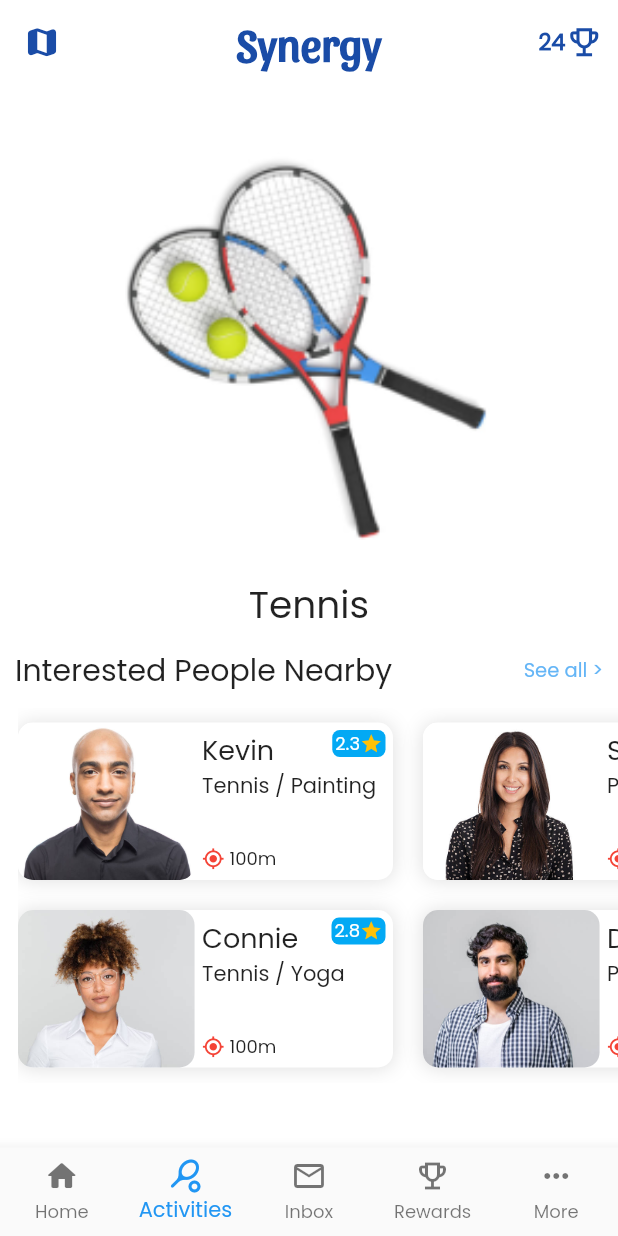
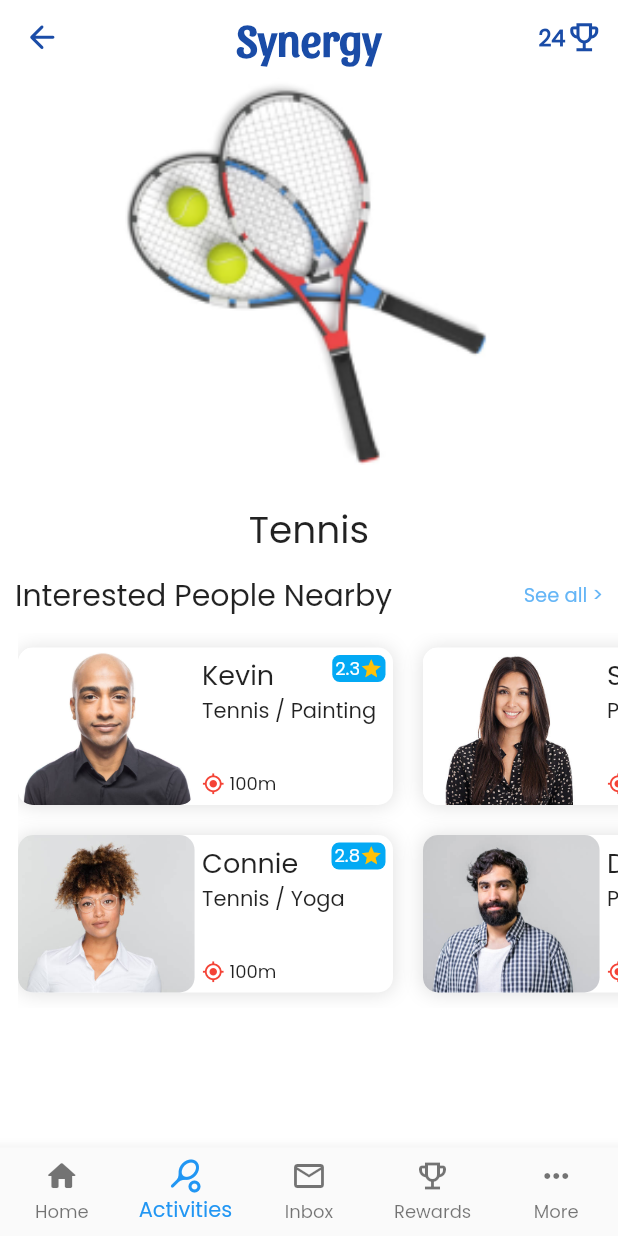
Before and after one commit to sgsm74/hackathon-phoenix, a Flutter app: the Activity screen opened by its route, on a phone screen of 412 x 824 dp. Run offline on Flutter 3.47's test engine with Material 2 defaults, Android fonts, the light colour scheme and no system bars; our stand-ins replace introduction_screen, syncfusion_flutter_gauges.

Commit message:
add leading icon to appbar

```diff
--- a/lib/main.dart
+++ b/lib/main.dart
@@ -5,7 +5,10 @@ import 'package:synergy/presentation/screens/auth/signup.dart';
 import 'package:synergy/presentation/screens/champion/champion.dart';
 import 'package:synergy/presentation/screens/home/home.dart';
 import 'package:synergy/presentation/screens/introduction.dart';
+import 'package:synergy/presentation/screens/messages/inbox.dart';
+import 'package:synergy/presentation/screens/more/more.dart';
 import 'package:synergy/presentation/screens/onboard-view.dart';
+import 'package:synergy/presentation/screens/rewards/rewards.dart';
 
 void main() {
   runApp(MyApp());
@@ -36,6 +39,9 @@ class MyApp extends StatelessWidget {
         '/activity': (context) => Activity(),
         //'/user' : (context) => UserView(user: user)
         '/champion': (context) => Champion(),
+        '/inbox': (context) => Inbox(),
+        '/rewards': (context) => Rewards(),
+        '/more': (context) => More(),
       },
     );
   }
--- a/lib/presentation/widgets/appBar.dart
+++ b/lib/presentation/widgets/appBar.dart
@@ -4,10 +4,14 @@ import 'package:synergy/utils/constants.dart';
 class CustomAppBar extends StatelessWidget implements PreferredSizeWidget {
   final String title;
   const CustomAppBar({Key? key, required this.title}) : super(key: key);
+
   @override
-  Size get preferredSize => const Size.fromHeight(100);
+  Size get preferredSize => const Size.fromHeight(50);
+
   @override
   Widget build(BuildContext context) {
+    var route = ModalRoute.of(context)!.settings.name;
+
     return AppBar(
       title: Text(
         title,
@@ -21,7 +25,8 @@ class CustomAppBar extends StatelessWidget implements PreferredSizeWidget {
       centerTitle: true,
       backgroundColor: Colors.white,
       elevation: 0,
-      leading: IconButton(
+      leading: route == '/home'
+          ? IconButton(
               icon: Icon(
                 Icons.map_rounded,
                 color: Constants.primaryColor,
@@ -29,6 +34,16 @@ class CustomAppBar extends StatelessWidget implements PreferredSizeWidget {
               ),
               onPressed: () {
                 //Navigator.pop(context);
+              },
+            )
+          : IconButton(
+              icon: Icon(
+                Icons.arrow_back_rounded,
+                color: Constants.primaryColor,
+                size: 25,
+              ),
+              onPressed: () {
+                Navigator.pop(context);
               },
             ),
       actions: [
```
Also changed, not shown: lib/presentation/widgets/bottom-navbar.dart (+4 -20 lines). Lines whose indentation alone changed are shown as unchanged.
